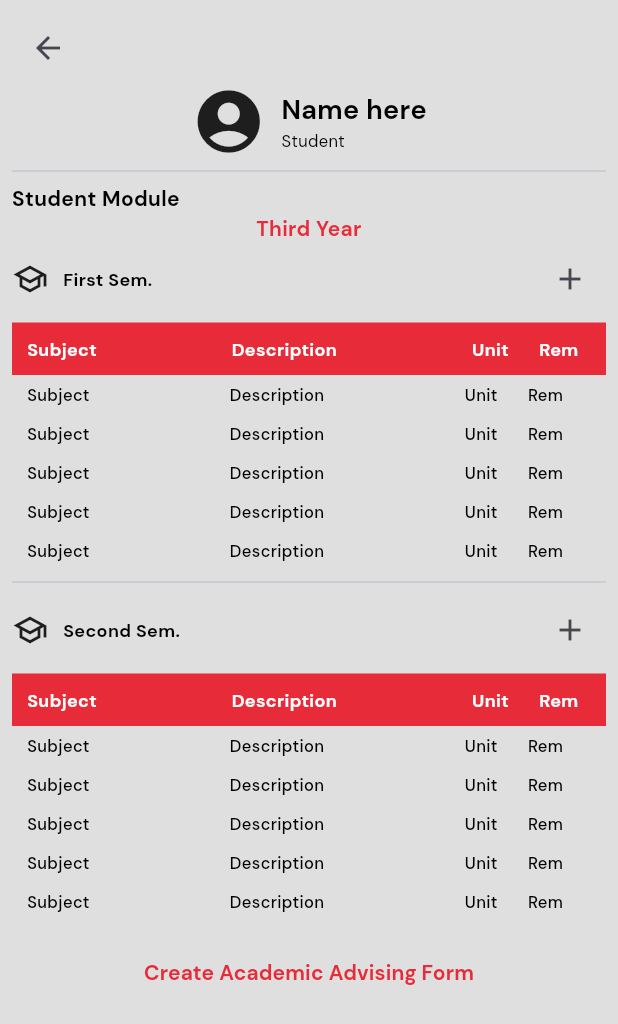
After one commit to lansoyyy/ims, a Flutter app: the screen it shows after launch, after a tap on "Name here", on a phone screen of 412 x 824 dp. The commit adds this screen. Shown: the top 1024 px of the screen. Run offline on Flutter 3.47's test engine with Material 3 defaults, Android fonts, the phone set to English and light mode, and no system bars; our stand-ins replace firebase_core, fluttertoast; accounts and stored records are empty.

Commit message:
added student screen

```diff
--- a/lib/screens/coach_home_screen.dart
+++ b/lib/screens/coach_home_screen.dart
@@ -1,5 +1,6 @@
 import 'package:flutter/material.dart';
 import 'package:flutter/widgets.dart';
+import 'package:ims/screens/student_screen.dart';
 import 'package:ims/utlis/colors.dart';
 import 'package:ims/widgets/button_widget.dart';
 import 'package:ims/widgets/text_widget.dart';
@@ -136,7 +137,12 @@ class _CoachHomeScreenState extends State<CoachHomeScreen> {
               Expanded(
                 child: ListView.builder(
                   itemBuilder: (context, index) {
-                    return Card(
+                    return GestureDetector(
+                      onTap: () {
+                        Navigator.of(context).push(MaterialPageRoute(
+                            builder: (context) => const StudentScreen()));
+                      },
+                      child: Card(
                         child: Container(
                           width: 300,
                           height: 80,
@@ -182,6 +188,7 @@ class _CoachHomeScreenState extends State<CoachHomeScreen> {
                             ),
                           ),
                         ),
+                      ),
                     );
                   },
                 ),
--- /dev/null
+++ b/lib/screens/student_screen.dart
@@ -0,0 +1,323 @@
+import 'package:flutter/material.dart';
+import 'package:flutter/widgets.dart';
+import 'package:ims/utlis/colors.dart';
+import 'package:ims/widgets/text_widget.dart';
+
+class StudentScreen extends StatelessWidget {
+  const StudentScreen({super.key});
+
+  @override
+  Widget build(BuildContext context) {
+    return Scaffold(
+      backgroundColor: secondary,
+      body: SafeArea(
+          child: Padding(
+        padding: const EdgeInsets.all(8.0),
+        child: SingleChildScrollView(
+          child: Column(
+            children: [
+              Align(
+                alignment: Alignment.topLeft,
+                child: IconButton(
+                  onPressed: () {
+                    Navigator.pop(context);
+                  },
+                  icon: const Icon(
+                    Icons.arrow_back,
+                  ),
+                ),
+              ),
+              Center(
+                child: Row(
+                  mainAxisAlignment: MainAxisAlignment.center,
+                  children: [
+                    const Icon(
+                      Icons.account_circle,
+                      size: 50,
+                    ),
+                    const SizedBox(
+                      width: 10,
+                    ),
+                    Column(
+                      crossAxisAlignment: CrossAxisAlignment.start,
+                      mainAxisAlignment: MainAxisAlignment.start,
+                      children: [
+                        TextWidget(
+                          text: 'Name here',
+                          fontSize: 18,
+                          fontFamily: 'Bold',
+                        ),
+                        TextWidget(
+                          text: 'Student',
+                          fontSize: 11,
+                          color: Colors.black,
+                        ),
+                      ],
+                    ),
+                  ],
+                ),
+              ),
+              const Divider(),
+              Align(
+                alignment: Alignment.topLeft,
+                child: TextWidget(
+                  text: 'Student Module',
+                  fontSize: 14,
+                  fontFamily: 'Bold',
+                ),
+              ),
+              TextWidget(
+                text: 'Third Year',
+                fontSize: 14,
+                fontFamily: 'Bold',
+                color: primary,
+              ),
+              Align(
+                alignment: Alignment.topLeft,
+                child: Row(
+                  children: [
+                    const Icon(
+                      Icons.school_outlined,
+                    ),
+                    const SizedBox(
+                      width: 10,
+                    ),
+                    TextWidget(
+                      text: 'First Sem.',
+                      fontSize: 12,
+                      fontFamily: 'Bold',
+                    ),
+                    const Expanded(
+                      child: SizedBox(
+                        width: 10,
+                      ),
+                    ),
+                    IconButton(
+                      onPressed: () {},
+                      icon: const Icon(
+                        Icons.add,
+                      ),
+                    ),
+                  ],
+                ),
+              ),
+              const SizedBox(
+                height: 5,
+              ),
+              Container(
+                width: double.infinity,
+                height: 35,
+                color: primary,
+                child: Padding(
+                  padding: const EdgeInsets.only(left: 10, right: 10),
+                  child: Row(
+                    children: [
+                      TextWidget(
+                        text: 'Subject',
+                        fontSize: 12,
+                        fontFamily: 'Bold',
+                        color: Colors.white,
+                      ),
+                      SizedBox(
+                        width: 250,
+                        child: TextWidget(
+                          text: 'Description',
+                          fontSize: 12,
+                          fontFamily: 'Bold',
+                          color: Colors.white,
+                        ),
+                      ),
+                      TextWidget(
+                        text: 'Unit',
+                        fontSize: 12,
+                        fontFamily: 'Bold',
+                        color: Colors.white,
+                      ),
+                      const SizedBox(
+                        width: 20,
+                      ),
+                      TextWidget(
+                        text: 'Rem',
+                        fontSize: 12,
+                        fontFamily: 'Bold',
+                        color: Colors.white,
+                      ),
+                    ],
+                  ),
+                ),
+              ),
+              for (int i = 0; i < 5; i++)
+                Padding(
+                  padding: const EdgeInsets.only(
+                      left: 10, right: 10, top: 5, bottom: 5),
+                  child: Row(
+                    children: [
+                      TextWidget(
+                        text: 'Subject',
+                        fontSize: 11,
+                        fontFamily: 'Medium',
+                        color: Colors.black,
+                      ),
+                      SizedBox(
+                        width: 250,
+                        child: TextWidget(
+                          text: 'Description',
+                          fontSize: 11,
+                          fontFamily: 'Medium',
+                          color: Colors.black,
+                        ),
+                      ),
+                      TextWidget(
+                        text: 'Unit',
+                        fontSize: 11,
+                        fontFamily: 'Medium',
+                        color: Colors.black,
+                      ),
+                      const SizedBox(
+                        width: 20,
+                      ),
+                      TextWidget(
+                        text: 'Rem',
+                        fontSize: 11,
+                        fontFamily: 'Medium',
+                        color: Colors.black,
+                      ),
+                    ],
+                  ),
+                ),
+              const Divider(),
+              Align(
+                alignment: Alignment.topLeft,
+                child: Row(
+                  children: [
+                    const Icon(
+                      Icons.school_outlined,
+                    ),
+                    const SizedBox(
+                      width: 10,
+                    ),
+                    TextWidget(
+                      text: 'Second Sem.',
+                      fontSize: 12,
+                      fontFamily: 'Bold',
+                    ),
+                    const Expanded(
+                      child: SizedBox(
+                        width: 10,
+                      ),
+                    ),
+                    IconButton(
+                      onPressed: () {},
+                      icon: const Icon(
+                        Icons.add,
+                      ),
+                    ),
+                  ],
+                ),
+              ),
+              const SizedBox(
+                height: 5,
+              ),
+              Container(
+                width: double.infinity,
+                height: 35,
+                color: primary,
+                child: Padding(
+                  padding: const EdgeInsets.only(left: 10, right: 10),
+                  child: Row(
+                    children: [
+                      TextWidget(
+                        text: 'Subject',
+                        fontSize: 12,
+                        fontFamily: 'Bold',
+                        color: Colors.white,
+                      ),
+                      SizedBox(
+                        width: 250,
+                        child: TextWidget(
+                          text: 'Description',
+                          fontSize: 12,
+                          fontFamily: 'Bold',
+                          color: Colors.white,
+                        ),
+                      ),
+                      TextWidget(
+                        text: 'Unit',
+                        fontSize: 12,
+                        fontFamily: 'Bold',
+                        color: Colors.white,
+                      ),
+                      const SizedBox(
+                        width: 20,
+                      ),
+                      TextWidget(
+                        text: 'Rem',
+                        fontSize: 12,
+                        fontFamily: 'Bold',
+                        color: Colors.white,
+                      ),
+                    ],
+                  ),
+                ),
+              ),
+              for (int i = 0; i < 5; i++)
+                Padding(
+                  padding: const EdgeInsets.only(
+                      left: 10, right: 10, top: 5, bottom: 5),
+                  child: Row(
+                    children: [
+                      TextWidget(
+                        text: 'Subject',
+                        fontSize: 11,
+                        fontFamily: 'Medium',
+                        color: Colors.black,
+                      ),
+                      SizedBox(
+                        width: 250,
+                        child: TextWidget(
+                          text: 'Description',
+                          fontSize: 11,
+                          fontFamily: 'Medium',
+                          color: Colors.black,
+                        ),
+                      ),
+                      TextWidget(
+                        text: 'Unit',
+                        fontSize: 11,
+                        fontFamily: 'Medium',
+                        color: Colors.black,
+                      ),
+                      const SizedBox(
+                        width: 20,
+                      ),
+                      TextWidget(
+                        text: 'Rem',
+                        fontSize: 11,
+                        fontFamily: 'Medium',
+                        color: Colors.black,
+                      ),
+                    ],
+                  ),
+                ),
+              const SizedBox(
+                height: 10,
+              ),
+              TextButton(
+                onPressed: () {},
+                child: TextWidget(
+                  text: 'Create Academic Advising Form ',
+                  fontSize: 14,
+                  fontFamily: 'Bold',
+                  color: primary,
+                ),
+              ),
+              const SizedBox(
+                height: 10,
+              ),
+            ],
+          ),
+        ),
+      )),
+    );
+  }
+}
```
Lines whose indentation alone changed are shown as unchanged.
